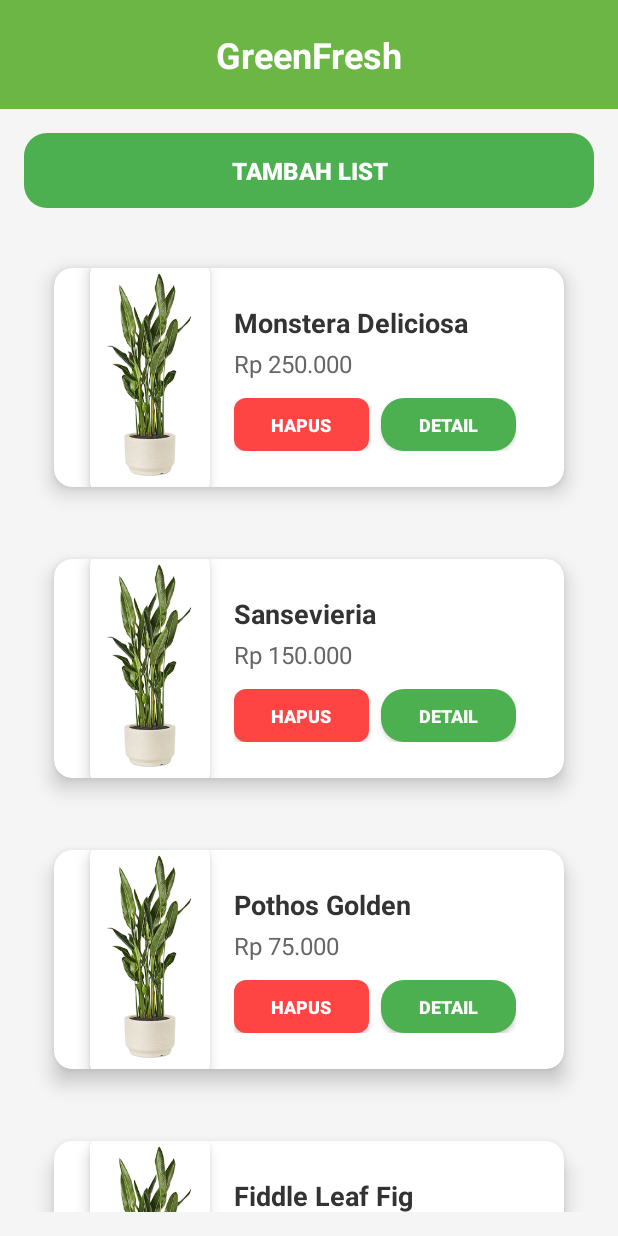
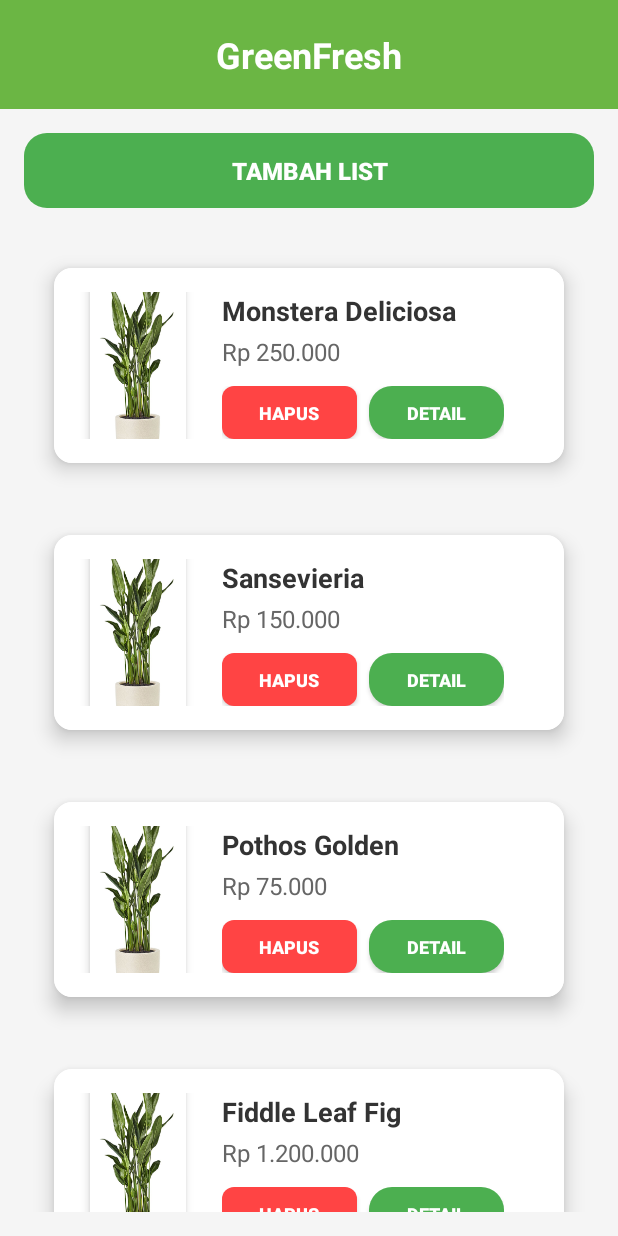
Before and after one commit to gilanghfizh/UAP_PAM, an Android app: the screen it shows after launch once a user with an empty profile is signed in (MainActivity), on a phone screen of 412 x 824 dp. Run offline under Robolectric (Android 15) with nearby library versions, the phone set to English and light mode, and no system bars; our stand-ins replace Firebase (no records; nobody signed in at launch, a user with empty details on screens opened directly), Volley; network calls fail.

Commit message:
fix tampilan

```diff
--- a/app/src/main/res/layout/item_plant.xml
+++ b/app/src/main/res/layout/item_plant.xml
@@ -4,8 +4,8 @@
     android:layout_width="match_parent"
     android:layout_height="wrap_content"
     android:layout_margin="8dp"
-    android:layout_marginTop="12dp"
-    android:layout_marginBottom="12dp"
+    android:layout_marginTop="30dp"
+    android:layout_marginBottom="30dp"
     app:cardCornerRadius="12dp"
     app:cardElevation="8dp"
     app:cardUseCompatPadding="true"
@@ -16,22 +16,19 @@
     <LinearLayout
         android:layout_width="match_parent"
         android:layout_height="wrap_content"
-        android:layout_margin="8dp"
-        android:layout_marginTop="20dp"
-        android:layout_marginBottom="20dp"
+        android:layout_margin="0dp"
         android:orientation="horizontal"
         android:padding="16dp"
         android:gravity="center_vertical"
-        android:background="#FFFFFF"
-        android:clipChildren="false"
-        android:clipToPadding="false">
+        android:background="#FFFFFF">
 
         <!-- Plant Image Container -->
         <androidx.cardview.widget.CardView
             android:layout_width="80dp"
             android:layout_height="160dp"
             app:cardCornerRadius="12dp"
-            app:cardElevation="6dp"
+            app:cardElevation="4dp"
+            app:cardUseCompatPadding="true"
             android:layout_marginRight="16dp"
             android:layout_marginTop="-50dp"
             android:layout_marginBottom="-50dp">
```
Also changed, not shown: app/src/main/res/layout/activity_detail.xml (+7 -4 lines).
